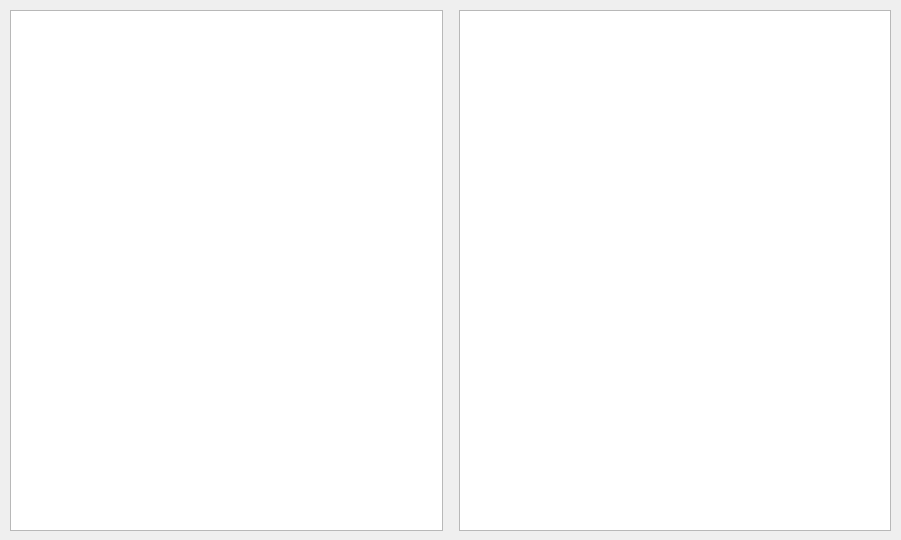
Above: ui/dialogs/showlicensesdialog.ui from OpenIndy/OpenIndy before the change. Below: the same form after it.
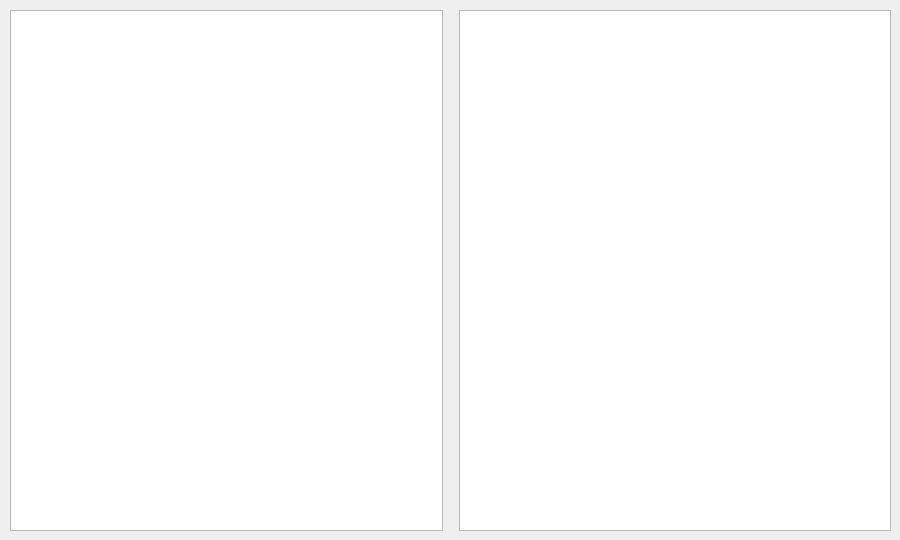
That is the form after the change.

Commit message: OI-787: fixed size

What changed in the file:
```diff
--- a/ui/dialogs/showlicensesdialog.ui
+++ b/ui/dialogs/showlicensesdialog.ui
@@ -9,10 +9,28 @@
    <rect>
     <x>0</x>
     <y>0</y>
-    <width>901</width>
+    <width>900</width>
     <height>540</height>
    </rect>
   </property>
+  <property name="sizePolicy">
+   <sizepolicy hsizetype="Fixed" vsizetype="Fixed">
+    <horstretch>0</horstretch>
+    <verstretch>0</verstretch>
+   </sizepolicy>
+  </property>
+  <property name="minimumSize">
+   <size>
+    <width>900</width>
+    <height>540</height>
+   </size>
+  </property>
+  <property name="maximumSize">
+   <size>
+    <width>900</width>
+    <height>540</height>
+   </size>
+  </property>
   <property name="windowTitle">
    <string>Show Licenses</string>
   </property>
```
